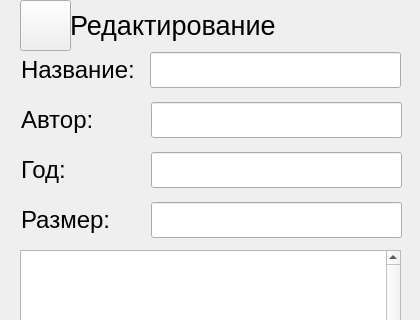
The window that UIs/VerseEditForm.ui (Krahjotdaan/LearningPoem) describes before a commit, drawn with Qt 5; both pictures show x 0 to 420 and y 0 to 320 of the 420 by 700 pixel window.
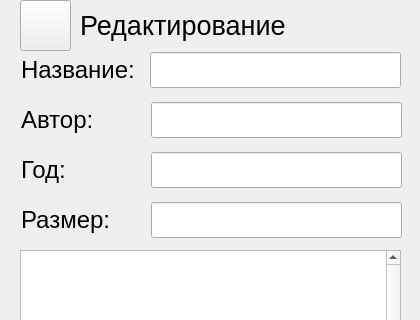
The same window after the commit.

Patch:
```diff
--- a/UIs/VerseEditForm.ui
+++ b/UIs/VerseEditForm.ui
@@ -231,9 +231,9 @@
    <widget class="QWidget" name="horizontalLayoutWidget_3">
     <property name="geometry">
      <rect>
-      <x>70</x>
+      <x>80</x>
       <y>0</y>
-      <width>331</width>
+      <width>321</width>
       <height>51</height>
      </rect>
     </property>
```
